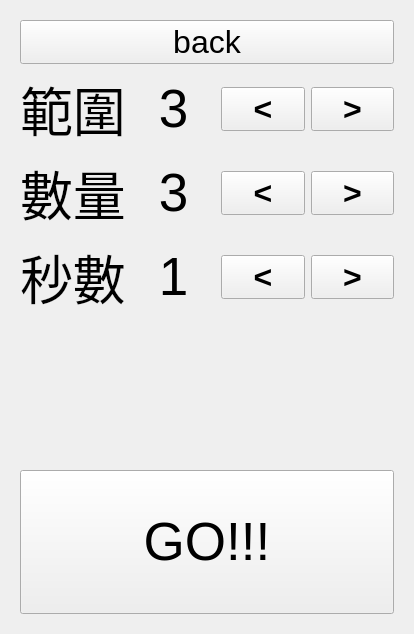
First picture: the form in MemoryGame/widget.ui, repository waynegod/Qt_MemoryGame, before the edit.
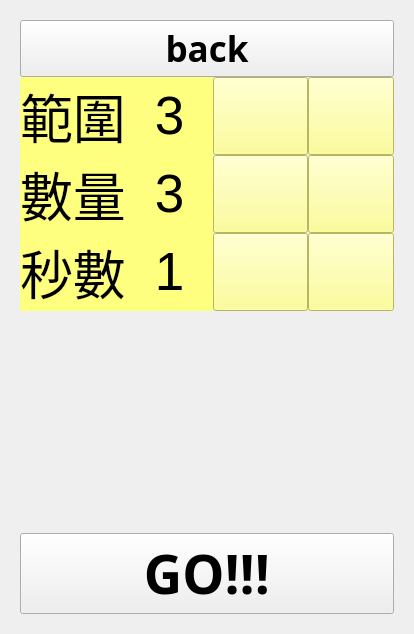
Second picture: the form after the edit. The open tabs and pages were chosen to show the change. Icons and pictures are not drawn.

The edit to the form file:
```diff
--- a/MemoryGame/widget.ui
+++ b/MemoryGame/widget.ui
@@ -24,6 +24,10 @@
   <property name="windowTitle">
    <string>Widget</string>
   </property>
+  <property name="styleSheet">
+   <string notr="true">#Page_home{border-image:url(:/icon/Resourcesbox/285606-memory.png)}
+#Page_choose{border-image:url(:/icon/Resourcesbox/285606-memory.png)}</string>
+  </property>
   <layout class="QGridLayout" name="gamebox">
    <property name="leftMargin">
     <number>0</number>
@@ -42,6 +46,9 @@
    </property>
    <item row="0" column="0">
     <widget class="QStackedWidget" name="stackedWidget">
+     <property name="styleSheet">
+      <string notr="true"/>
+     </property>
      <property name="frameShape">
       <enum>QFrame::NoFrame</enum>
      </property>
@@ -269,14 +276,17 @@
          <item row="2" column="0" colspan="2">
           <widget class="QPushButton" name="pushButton_8">
            <property name="sizePolicy">
-            <sizepolicy hsizetype="Minimum" vsizetype="Expanding">
+            <sizepolicy hsizetype="Minimum" vsizetype="Preferred">
              <horstretch>0</horstretch>
              <verstretch>0</verstretch>
             </sizepolicy>
            </property>
            <property name="font">
             <font>
+             <family>Aharoni</family>
              <pointsize>40</pointsize>
+             <weight>75</weight>
+             <bold>true</bold>
             </font>
            </property>
            <property name="text">
@@ -289,6 +299,9 @@
            <property name="orientation">
             <enum>Qt::Vertical</enum>
            </property>
+           <property name="sizeType">
+            <enum>QSizePolicy::Expanding</enum>
+           </property>
            <property name="sizeHint" stdset="0">
             <size>
              <width>20</width>
@@ -299,26 +312,51 @@
          </item>
          <item row="0" column="0" colspan="2">
           <layout class="QGridLayout" name="gridLayout_3">
+           <property name="sizeConstraint">
+            <enum>QLayout::SetMaximumSize</enum>
+           </property>
+           <property name="spacing">
+            <number>0</number>
+           </property>
            <item row="4" column="2">
             <widget class="QPushButton" name="PB_sec_DW">
+             <property name="sizePolicy">
+              <sizepolicy hsizetype="Preferred" vsizetype="Preferred">
+               <horstretch>0</horstretch>
+               <verstretch>0</verstretch>
+              </sizepolicy>
+             </property>
              <property name="font">
               <font>
                <weight>75</weight>
                <bold>true</bold>
               </font>
              </property>
+             <property name="styleSheet">
+              <string notr="true">border-image:url(:/icon/Resourcesbox/button/-.png);
+background-color: rgb(255, 255, 127);</string>
+             </property>
              <property name="text">
-              <string>&lt;</string>
+              <string/>
              </property>
             </widget>
            </item>
            <item row="3" column="0">
             <widget class="QLabel" name="label_2">
+             <property name="sizePolicy">
+              <sizepolicy hsizetype="Preferred" vsizetype="Preferred">
+               <horstretch>0</horstretch>
+               <verstretch>0</verstretch>
+              </sizepolicy>
+             </property>
              <property name="font">
               <font>
                <pointsize>40</pointsize>
               </font>
              </property>
+             <property name="styleSheet">
+              <string notr="true">background-color: rgb(255, 255, 127);</string>
+             </property>
              <property name="text">
               <string>數量</string>
              </property>
@@ -326,11 +364,20 @@
            </item>
            <item row="2" column="0">
             <widget class="QLabel" name="label">
+             <property name="sizePolicy">
+              <sizepolicy hsizetype="Preferred" vsizetype="Preferred">
+               <horstretch>0</horstretch>
+               <verstretch>0</verstretch>
+              </sizepolicy>
+             </property>
              <property name="font">
               <font>
                <pointsize>40</pointsize>
               </font>
              </property>
+             <property name="styleSheet">
+              <string notr="true">background-color: rgb(255, 255, 127);</string>
+             </property>
              <property name="text">
               <string>範圍</string>
              </property>
@@ -338,11 +385,20 @@
            </item>
            <item row="4" column="0">
             <widget class="QLabel" name="label_3">
+             <property name="sizePolicy">
+              <sizepolicy hsizetype="Preferred" vsizetype="Preferred">
+               <horstretch>0</horstretch>
+               <verstretch>0</verstretch>
+              </sizepolicy>
+             </property>
              <property name="font">
               <font>
                <pointsize>40</pointsize>
               </font>
              </property>
+             <property name="styleSheet">
+              <string notr="true">background-color: rgb(255, 255, 127);</string>
+             </property>
              <property name="text">
               <string>秒數</string>
              </property>
@@ -351,7 +407,7 @@
            <item row="4" column="3">
             <widget class="QPushButton" name="PB_sec_UP">
              <property name="sizePolicy">
-              <sizepolicy hsizetype="Minimum" vsizetype="Fixed">
+              <sizepolicy hsizetype="Preferred" vsizetype="Preferred">
                <horstretch>0</horstretch>
                <verstretch>0</verstretch>
               </sizepolicy>
@@ -362,31 +418,31 @@
                <bold>true</bold>
               </font>
              </property>
-             <property name="text">
-              <string>&gt;</string>
+             <property name="styleSheet">
+              <string notr="true">border-image:url(:/icon/Resourcesbox/button/+.png);
+background-color: rgb(255, 255, 127);</string>
              </property>
-            </widget>
-           </item>
-           <item row="1" column="0" colspan="4">
-            <widget class="QPushButton" name="pushButton_4">
-             <property name="sizePolicy">
-              <sizepolicy hsizetype="Expanding" vsizetype="Expanding">
-               <horstretch>0</horstretch>
-               <verstretch>0</verstretch>
-              </sizepolicy>
-             </property>
              <property name="text">
-              <string>back</string>
+              <string/>
              </property>
             </widget>
            </item>
            <item row="4" column="1">
             <widget class="QLabel" name="label_sec">
+             <property name="sizePolicy">
+              <sizepolicy hsizetype="Preferred" vsizetype="Preferred">
+               <horstretch>0</horstretch>
+               <verstretch>0</verstretch>
+              </sizepolicy>
+             </property>
              <property name="font">
               <font>
                <pointsize>40</pointsize>
               </font>
              </property>
+             <property name="styleSheet">
+              <string notr="true">background-color: rgb(255, 255, 127);</string>
+             </property>
              <property name="text">
               <string>1</string>
              </property>
@@ -397,19 +453,35 @@
            </item>
            <item row="3" column="2">
             <widget class="QPushButton" name="PB_amount_DW">
+             <property name="sizePolicy">
+              <sizepolicy hsizetype="Preferred" vsizetype="Preferred">
+               <horstretch>0</horstretch>
+               <verstretch>0</verstretch>
+              </sizepolicy>
+             </property>
              <property name="font">
               <font>
                <weight>75</weight>
                <bold>true</bold>
               </font>
              </property>
+             <property name="styleSheet">
+              <string notr="true">border-image:url(:/icon/Resourcesbox/button/-.png);
+background-color: rgb(255, 255, 127);</string>
+             </property>
              <property name="text">
-              <string>&lt;</string>
+              <string/>
              </property>
             </widget>
            </item>
            <item row="2" column="2">
             <widget class="QPushButton" name="PB_range_DW">
+             <property name="sizePolicy">
+              <sizepolicy hsizetype="Preferred" vsizetype="Preferred">
+               <horstretch>0</horstretch>
+               <verstretch>0</verstretch>
+              </sizepolicy>
+             </property>
              <property name="font">
               <font>
                <pointsize>24</pointsize>
@@ -417,44 +489,77 @@
                <bold>true</bold>
               </font>
              </property>
+             <property name="styleSheet">
+              <string notr="true">border-image:url(:/icon/Resourcesbox/button/-.png);
+background-color: rgb(255, 255, 127);</string>
+             </property>
              <property name="text">
-              <string>&lt;</string>
+              <string/>
              </property>
             </widget>
            </item>
            <item row="3" column="3">
             <widget class="QPushButton" name="PB_amount_UP">
+             <property name="sizePolicy">
+              <sizepolicy hsizetype="Preferred" vsizetype="Preferred">
+               <horstretch>0</horstretch>
+               <verstretch>0</verstretch>
+              </sizepolicy>
+             </property>
              <property name="font">
               <font>
                <weight>75</weight>
                <bold>true</bold>
               </font>
              </property>
+             <property name="styleSheet">
+              <string notr="true">border-image:url(:/icon/Resourcesbox/button/+.png);
+background-color: rgb(255, 255, 127);</string>
+             </property>
              <property name="text">
-              <string>&gt;</string>
+              <string/>
              </property>
             </widget>
            </item>
            <item row="2" column="3">
             <widget class="QPushButton" name="PB_range_UP">
+             <property name="sizePolicy">
+              <sizepolicy hsizetype="Preferred" vsizetype="Preferred">
+               <horstretch>0</horstretch>
+               <verstretch>0</verstretch>
+              </sizepolicy>
+             </property>
              <property name="font">
               <font>
                <weight>75</weight>
                <bold>true</bold>
               </font>
              </property>
+             <property name="styleSheet">
+              <string notr="true">border-image:url(:/icon/Resourcesbox/button/+.png);
+background-color: rgb(255, 255, 127);</string>
+             </property>
              <property name="text">
-              <string>&gt;</string>
+              <string/>
              </property>
             </widget>
            </item>
            <item row="3" column="1">
             <widget class="QLabel" name="label_amount">
+             <property name="sizePolicy">
+              <sizepolicy hsizetype="Preferred" vsizetype="Preferred">
+               <horstretch>0</horstretch>
+               <verstretch>0</verstretch>
+              </sizepolicy>
+             </property>
              <property name="font">
               <font>
                <pointsize>40</pointsize>
               </font>
              </property>
+             <property name="styleSheet">
+              <string notr="true">background-color: rgb(255, 255, 127);</string>
+             </property>
              <property name="text">
               <string>3</string>
              </property>
@@ -476,6 +581,9 @@
                <pointsize>40</pointsize>
               </font>
              </property>
+             <property name="styleSheet">
+              <string notr="true">background-color: rgb(255, 255, 127);</string>
+             </property>
              <property name="text">
               <string>3</string>
              </property>
@@ -484,6 +592,27 @@
              </property>
             </widget>
            </item>
+           <item row="1" column="0" colspan="4">
+            <widget class="QPushButton" name="pushButton_4">
+             <property name="sizePolicy">
+              <sizepolicy hsizetype="Preferred" vsizetype="Expanding">
+               <horstretch>0</horstretch>
+               <verstretch>0</verstretch>
+              </sizepolicy>
+             </property>
+             <property name="font">
+              <font>
+               <family>Aharoni</family>
+               <pointsize>26</pointsize>
+               <weight>75</weight>
+               <bold>true</bold>
+              </font>
+             </property>
+             <property name="text">
+              <string>back</string>
+             </property>
+            </widget>
+           </item>
           </layout>
          </item>
         </layout>
```
Left out of the diff: 46 changed lines with no effect on the pictures.
